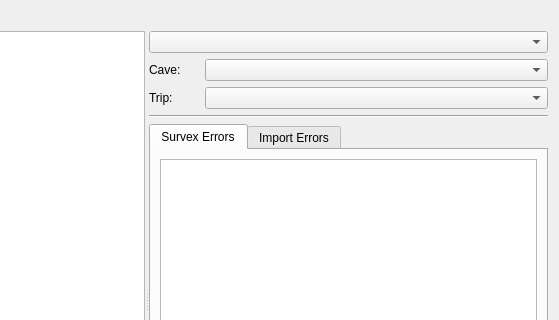
Old version of the form src/cwImportTreeDataDialog.ui in the repository jedwards1211/cavewhere; both pictures show x 233 to 792 and y 0 to 320 of the 792 by 609 pixel window.
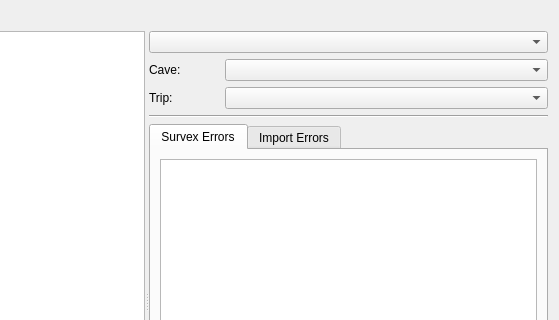
New version of the form.

What changed in the file:
```diff
--- a/src/cwImportTreeDataDialog.ui
+++ b/src/cwImportTreeDataDialog.ui
@@ -45,7 +45,7 @@
         <widget class="QComboBox" name="TypeComboBox"/>
        </item>
        <item>
-        <layout class="QHBoxLayout" name="horizontalLayout_2">
+        <layout class="QHBoxLayout" name="TargetCaveLayout" stretch="0,1">
          <property name="spacing">
           <number>-1</number>
          </property>
@@ -53,12 +53,12 @@
           <widget class="QLabel" name="CaveLabel">
            <property name="minimumSize">
             <size>
-             <width>50</width>
+             <width>70</width>
              <height>0</height>
             </size>
            </property>
            <property name="text">
-            <string>Cave: </string>
+            <string>Cave:</string>
            </property>
           </widget>
          </item>
@@ -83,12 +83,12 @@
           <widget class="QLabel" name="TripLabel">
            <property name="minimumSize">
             <size>
-             <width>50</width>
+             <width>70</width>
              <height>0</height>
             </size>
            </property>
            <property name="text">
-            <string>Trip: </string>
+            <string>Trip:</string>
            </property>
           </widget>
          </item>
```
Left out of the diff: 23 changed lines with no effect on the pictures.
